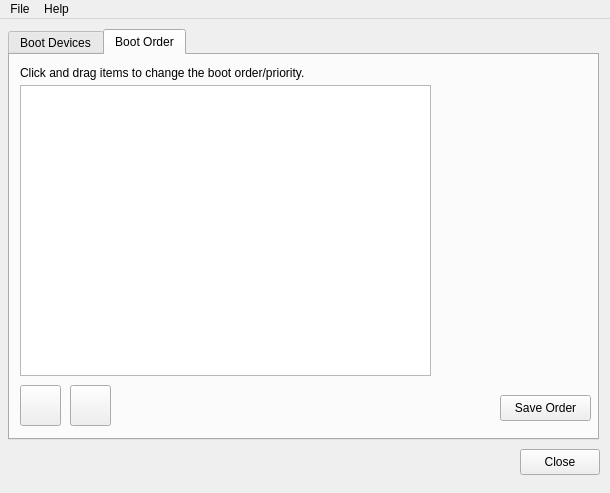
Above: mainwindow.ui from JosephM101/UEFI-Boot-Manager before the change. Below: the same form after it.
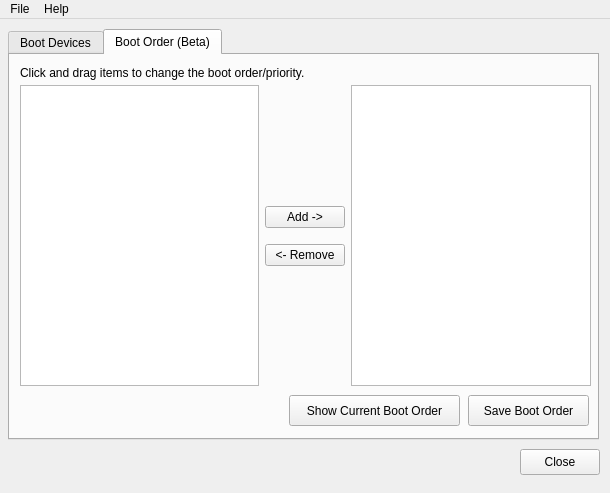
That is the form after the change. The open tabs and pages were chosen to show the change.

Commit message: Fixed boot order feature (still beta)

Diff of the .ui file:
```diff
--- a/mainwindow.ui
+++ b/mainwindow.ui
@@ -250,60 +250,8 @@
     </widget>
     <widget class="QWidget" name="boot_order">
      <attribute name="title">
-      <string>Boot Order</string>
+      <string>Boot Order (Beta)</string>
      </attribute>
-     <widget class="QPushButton" name="pushButton_saveBootOrder">
-      <property name="geometry">
-       <rect>
-        <x>490</x>
-        <y>340</y>
-        <width>91</width>
-        <height>26</height>
-       </rect>
-      </property>
-      <property name="text">
-       <string>Save Order</string>
-      </property>
-     </widget>
-     <widget class="QPushButton" name="pushButton_bootOrder_moveSelectionUp">
-      <property name="geometry">
-       <rect>
-        <x>60</x>
-        <y>330</y>
-        <width>41</width>
-        <height>41</height>
-       </rect>
-      </property>
-      <property name="text">
-       <string/>
-      </property>
-     </widget>
-     <widget class="QPushButton" name="pushButton_bootOrder_moveSelectionDown">
-      <property name="geometry">
-       <rect>
-        <x>10</x>
-        <y>330</y>
-        <width>41</width>
-        <height>41</height>
-       </rect>
-      </property>
-      <property name="text">
-       <string/>
-      </property>
-     </widget>
-     <widget class="QListWidget" name="listWidget_bootOrder">
-      <property name="geometry">
-       <rect>
-        <x>10</x>
-        <y>30</y>
-        <width>411</width>
-        <height>291</height>
-       </rect>
-      </property>
-      <property name="dragDropMode">
-       <enum>QAbstractItemView::InternalMove</enum>
-      </property>
-     </widget>
      <widget class="QLabel" name="label_4">
       <property name="geometry">
        <rect>
@@ -317,6 +265,118 @@
        <string>Click and drag items to change the boot order/priority.</string>
       </property>
      </widget>
+     <widget class="QWidget" name="horizontalLayoutWidget">
+      <property name="geometry">
+       <rect>
+        <x>10</x>
+        <y>30</y>
+        <width>571</width>
+        <height>301</height>
+       </rect>
+      </property>
+      <layout class="QHBoxLayout" name="horizontalLayout_3">
+       <item>
+        <widget class="QListWidget" name="listWidget_bootOrder_availableBootDevices">
+         <property name="dragDropMode">
+          <enum>QAbstractItemView::NoDragDrop</enum>
+         </property>
+        </widget>
+       </item>
+       <item>
+        <layout class="QVBoxLayout" name="verticalLayout">
+         <item>
+          <spacer name="verticalSpacer_2">
+           <property name="orientation">
+            <enum>Qt::Vertical</enum>
+           </property>
+           <property name="sizeHint" stdset="0">
+            <size>
+             <width>20</width>
+             <height>40</height>
+            </size>
+           </property>
+          </spacer>
+         </item>
+         <item>
+          <widget class="QPushButton" name="pushButton_bootOrder_add">
+           <property name="text">
+            <string>Add -&gt;</string>
+           </property>
+          </widget>
+         </item>
+         <item>
+          <spacer name="horizontalSpacer">
+           <property name="orientation">
+            <enum>Qt::Horizontal</enum>
+           </property>
+           <property name="sizeHint" stdset="0">
+            <size>
+             <width>40</width>
+             <height>10</height>
+            </size>
+           </property>
+          </spacer>
+         </item>
+         <item>
+          <widget class="QPushButton" name="pushButton_bootOrder_remove">
+           <property name="text">
+            <string>&lt;- Remove</string>
+           </property>
+          </widget>
+         </item>
+         <item>
+          <spacer name="verticalSpacer">
+           <property name="orientation">
+            <enum>Qt::Vertical</enum>
+           </property>
+           <property name="sizeHint" stdset="0">
+            <size>
+             <width>20</width>
+             <height>40</height>
+            </size>
+           </property>
+          </spacer>
+         </item>
+        </layout>
+       </item>
+       <item>
+        <widget class="QListWidget" name="listWidget_bootOrder_order">
+         <property name="dragEnabled">
+          <bool>false</bool>
+         </property>
+         <property name="dragDropMode">
+          <enum>QAbstractItemView::InternalMove</enum>
+         </property>
+        </widget>
+       </item>
+      </layout>
+     </widget>
+     <widget class="QPushButton" name="pushButton_saveBootOrder">
+      <property name="geometry">
+       <rect>
+        <x>458</x>
+        <y>340</y>
+        <width>121</width>
+        <height>31</height>
+       </rect>
+      </property>
+      <property name="text">
+       <string>Save Boot Order</string>
+      </property>
+     </widget>
+     <widget class="QPushButton" name="pushButton_showCurrentBootOrder">
+      <property name="geometry">
+       <rect>
+        <x>279</x>
+        <y>340</y>
+        <width>171</width>
+        <height>31</height>
+       </rect>
+      </property>
+      <property name="text">
+       <string>Show Current Boot Order</string>
+      </property>
+     </widget>
     </widget>
    </widget>
   </widget>
```
Left out of the diff: 2 changed lines with no effect on the pictures. The commit also changes 11 other files.
